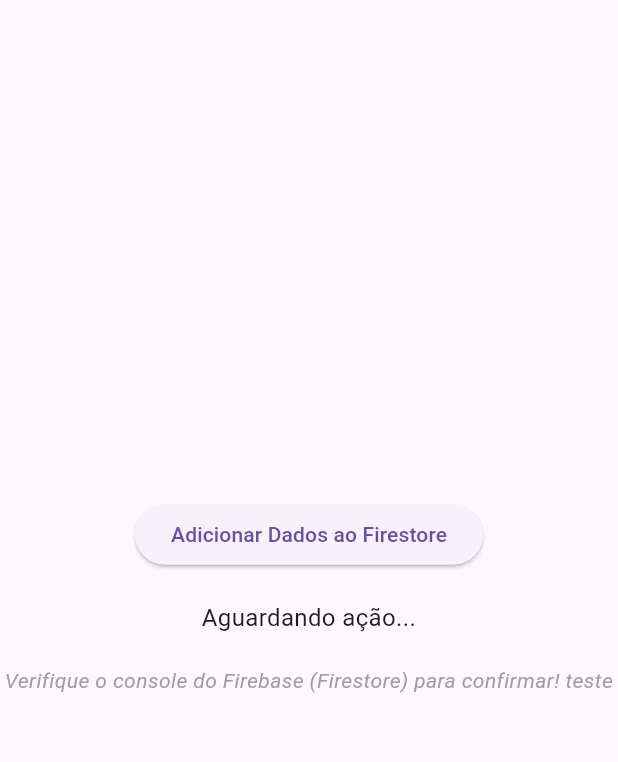
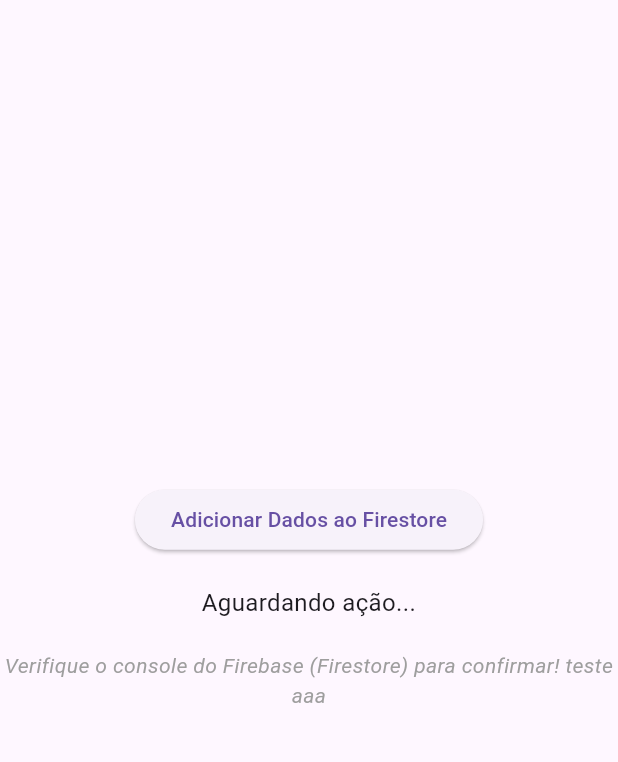
Before and after one commit to LucasBottura16/my_catalog, a Flutter app: the screen it shows after launch, on a phone screen of 412 x 824 dp, the part 63-825 px from its top. Run offline on Flutter 3.47's test engine with Material 3 defaults, Android fonts, the phone set to English and light mode, and no system bars; our stand-ins replace cloud_firestore, firebase_core; accounts and stored records are empty.

Commit message:
teste de commit

```diff
--- a/lib/main.dart
+++ b/lib/main.dart
@@ -100,7 +100,7 @@ class _FirebaseTestScreenState extends State<FirebaseTestScreen> {
             ),
             const SizedBox(height: 20),
             const Text(
-              'Verifique o console do Firebase (Firestore) para confirmar! teste',
+              'Verifique o console do Firebase (Firestore) para confirmar! teste aaa',
               textAlign: TextAlign.center,
               style: TextStyle(fontStyle: FontStyle.italic, color: Colors.grey),
             ),
```
